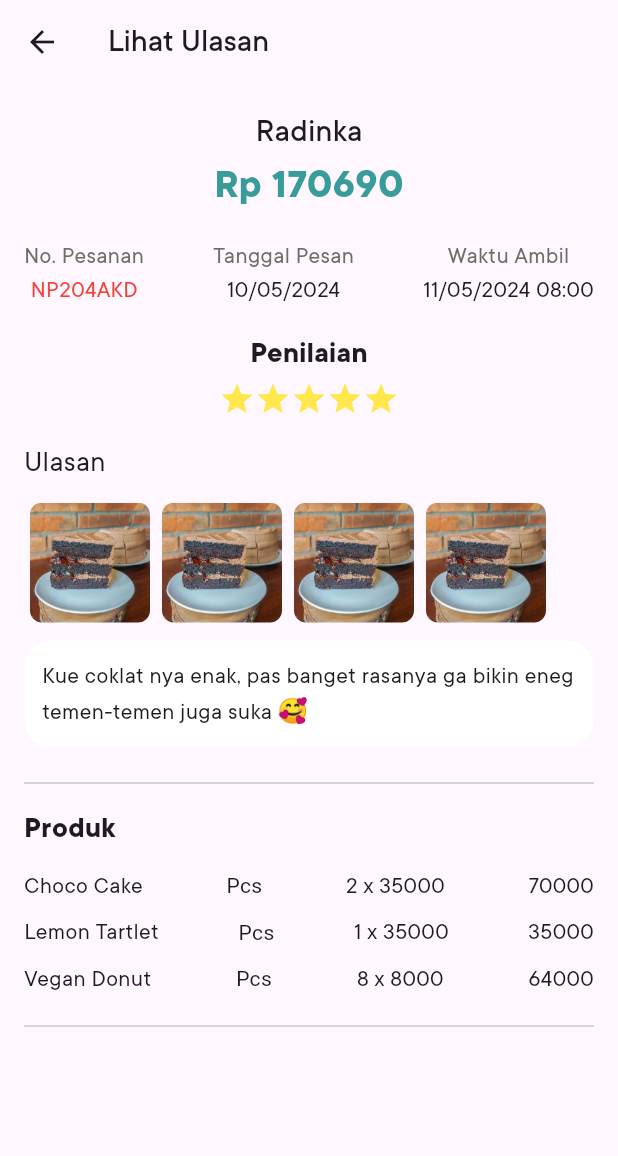
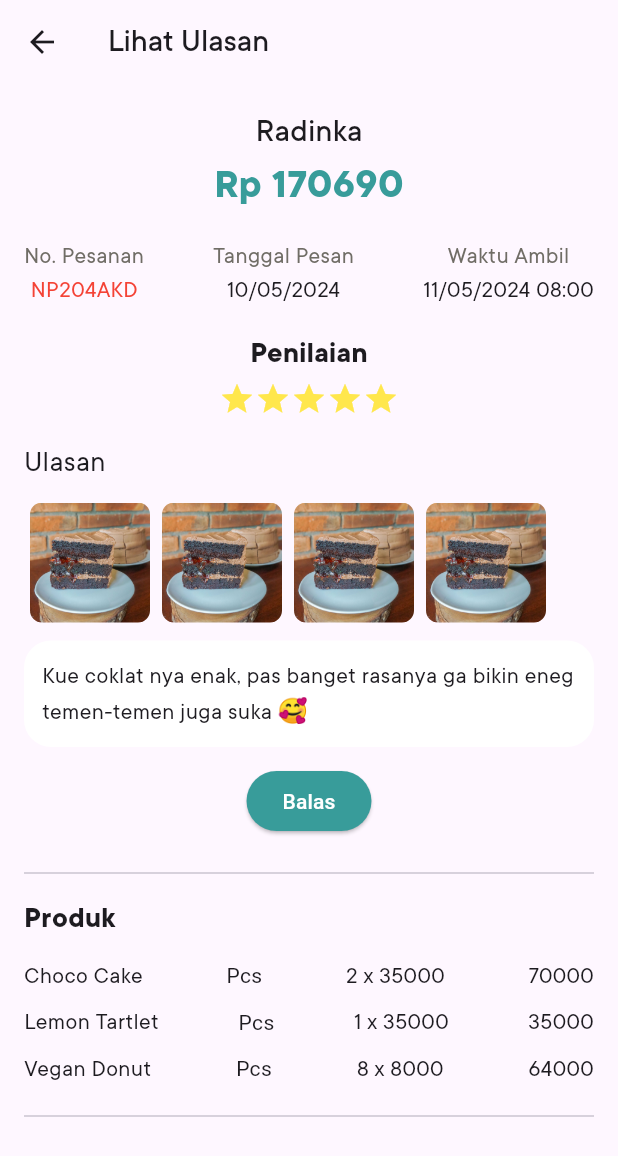
Before and after one commit to sendhyrama/bakehouse_slicing_ui, a Flutter app: the ReviewPage screen opened directly with sample values from the repository, on a phone screen of 412 x 824 dp. Shown: the top 1156 px of the screen. Run offline on Flutter 3.47's test engine with Material 3 defaults, Android fonts, the light colour scheme and no system bars; our stand-ins replace animated_splash_screen, flutter_svg.

Commit message:
feat(merchant-ui): final update of iteration in phase 2

```diff
--- a/lib/pages/order_detail_page.dart
+++ b/lib/pages/order_detail_page.dart
@@ -177,7 +177,7 @@ class OrderDetailPage extends StatelessWidget {
               },
             ),
             const SizedBox(height: 16.0),
-            const Text("Catatan:", style: TextStyles.b1),
+            Text("Catatan:", style: TextStyles.h4.copyWith(fontWeight: FontWeight.w500)),
             const SizedBox(height: 8.0),
             Container(
               width: double.infinity,
--- a/lib/pages/review_page.dart
+++ b/lib/pages/review_page.dart
@@ -119,6 +119,21 @@ class ReviewPage extends StatelessWidget {
               ),
               child: Text(order.reviewText, style: TextStyles.b1),
             ),
+            const SizedBox(
+              height: 12,
+            ),
+            Center(
+              child: ElevatedButton(
+                onPressed: () => context,
+                style: ElevatedButton.styleFrom(
+                    foregroundColor: Colors.white,
+                    backgroundColor: PrimaryColor.c7,
+                    shape: RoundedRectangleBorder(
+                      borderRadius: BorderRadius.circular(20),
+                    )),
+                child: const Text('Balas'),
+              ),
+            ),
             const SizedBox(height: 16.0),
             const Divider(),
             const SizedBox(height: 8.0),
--- a/lib/widgets/order_status_tabs.dart
+++ b/lib/widgets/order_status_tabs.dart
@@ -40,12 +40,12 @@ class OrderStatusTabs extends StatelessWidget {
             text,
             style: TextStyles.b1.copyWith(
               color: isSelected ? PrimaryColor.c8 : Colors.grey,
-              fontWeight: isSelected ? FontWeight.w500 : FontWeight.normal,
+              fontWeight: isSelected ? FontWeight.w600 : FontWeight.normal,
             ),
           ),
           if (isSelected)
             Container(
-              margin: const EdgeInsets.only(top: 8.0),
+              margin: const EdgeInsets.only(top: 4.0),
               height: 2.0,
               width: 100.0,
               color: PrimaryColor.c8,
```
